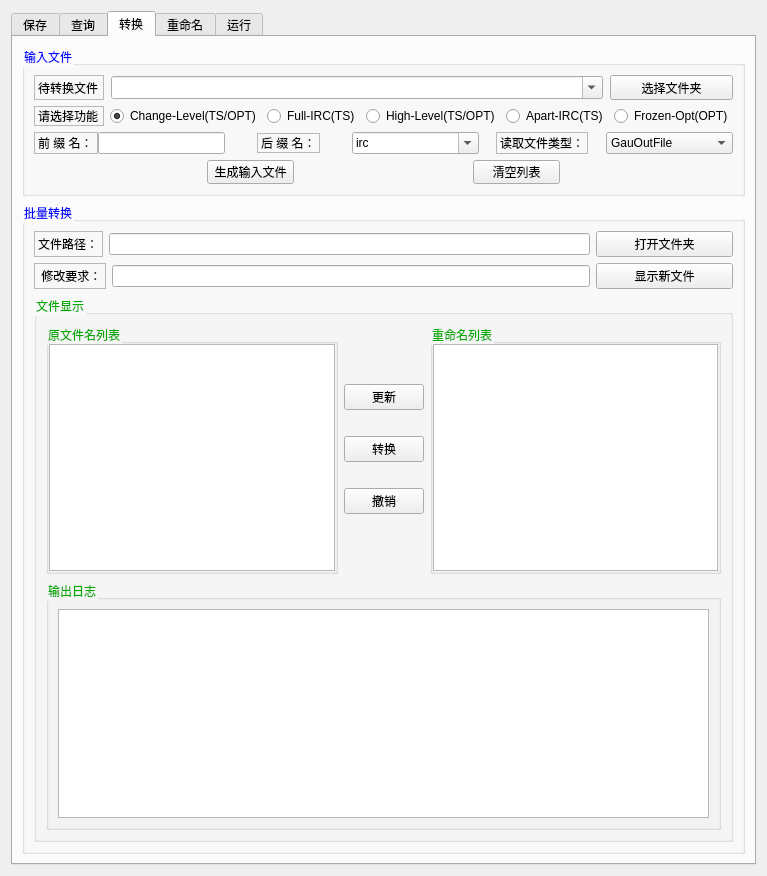
Above: Quantum/Demo/ui_quatum.ui from LeoJiaGeng/JiaGengXiong-Python-Files before the change. Below: the same form after it.
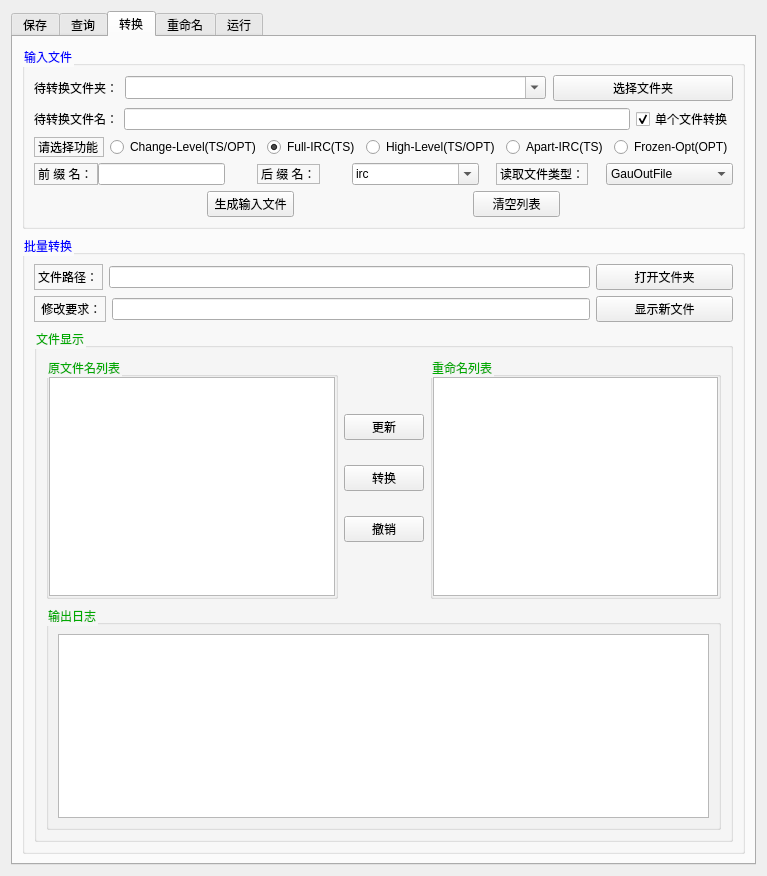
That is the form after the change. The open tabs and pages were chosen to show the change. Icons and pictures are not drawn.

Commit message: 时间：2024.11.1 版本：2.2.0 内容：1、增加版本信息；2、修改excel的格式，防止每次关闭提示；3、新增单个文件的处理，这样很方便

The edit to the form file:
```diff
--- a/Quantum/Demo/ui_quatum.ui
+++ b/Quantum/Demo/ui_quatum.ui
@@ -844,7 +844,7 @@
          <property name="maximumSize">
           <size>
            <width>16777215</width>
-           <height>150</height>
+           <height>200</height>
           </size>
          </property>
          <property name="styleSheet">
@@ -857,7 +857,7 @@
          </property>
          <layout class="QVBoxLayout" name="verticalLayout_7">
           <item>
-           <layout class="QHBoxLayout" name="horizontalLayout_7" stretch="1,8,2">
+           <layout class="QHBoxLayout" name="horizontalLayout_7" stretch="1,7,3">
             <property name="spacing">
              <number>7</number>
             </property>
@@ -868,21 +868,9 @@
              <number>0</number>
             </property>
             <item>
-             <widget class="QLabel" name="label_5">
-              <property name="minimumSize">
-               <size>
-                <width>70</width>
-                <height>20</height>
-               </size>
-              </property>
-              <property name="frameShape">
-               <enum>QFrame::StyledPanel</enum>
-              </property>
-              <property name="frameShadow">
-               <enum>QFrame::Sunken</enum>
-              </property>
+             <widget class="QLabel" name="label_24">
               <property name="text">
-               <string>待转换文件：</string>
+               <string>待转换文件夹：</string>
               </property>
              </widget>
             </item>
@@ -915,6 +903,40 @@
             </item>
            </layout>
           </item>
+          <item>
+           <layout class="QHBoxLayout" name="horizontalLayout_26" stretch="1,10,0">
+            <item>
+             <widget class="QLabel" name="label_23">
+              <property name="text">
+               <string>待转换文件名：</string>
+              </property>
+             </widget>
+            </item>
+            <item>
+             <widget class="QLineEdit" name="edit_trans_filename">
+              <property name="dragEnabled">
+               <bool>false</bool>
+              </property>
+             </widget>
+            </item>
+            <item alignment="Qt::AlignHCenter">
+             <widget class="QCheckBox" name="chebox_trans_sfile">
+              <property name="sizePolicy">
+               <sizepolicy hsizetype="Minimum" vsizetype="Fixed">
+                <horstretch>0</horstretch>
+                <verstretch>0</verstretch>
+               </sizepolicy>
+              </property>
+              <property name="text">
+               <string>单个文件转换</string>
+              </property>
+              <property name="checked">
+               <bool>true</bool>
+              </property>
+             </widget>
+            </item>
+           </layout>
+          </item>
           <item>
            <widget class="QFrame" name="frame">
             <property name="maximumSize">
@@ -999,7 +1021,7 @@
                   <string>Change-Level(TS/OPT)</string>
                  </property>
                  <property name="checked">
-                  <bool>true</bool>
+                  <bool>false</bool>
                  </property>
                 </widget>
                </item>
@@ -1026,6 +1048,9 @@
                  <property name="text">
                   <string>Full-IRC(TS)</string>
                  </property>
+                 <property name="checked">
+                  <bool>true</bool>
+                 </property>
                 </widget>
                </item>
                <item alignment="Qt::AlignHCenter">
```
Left out of the diff: 8 changed lines with no effect on the pictures. The commit also changes 13 other files.
